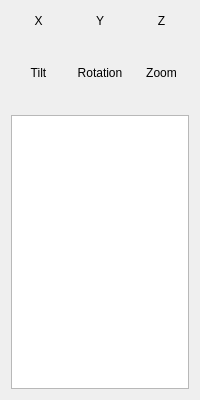
This is forminfo.ui in rosymaro/qt_pexviewer as Qt 5 draws it before an edit. The edited form follows.
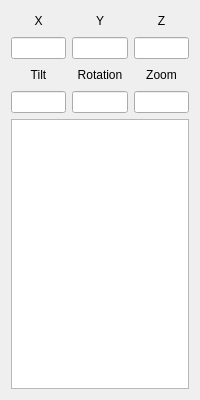
This is the edited form.

The edit to the form file:
```diff
--- a/forminfo.ui
+++ b/forminfo.ui
@@ -22,172 +22,6 @@
   <layout class="QVBoxLayout" name="verticalLayout">
    <item>
     <layout class="QGridLayout" name="gridLayout">
-     <item row="0" column="0">
-      <widget class="QLabel" name="label">
-       <property name="sizePolicy">
-        <sizepolicy hsizetype="Preferred" vsizetype="Fixed">
-         <horstretch>0</horstretch>
-         <verstretch>0</verstretch>
-        </sizepolicy>
-       </property>
-       <property name="minimumSize">
-        <size>
-         <width>0</width>
-         <height>20</height>
-        </size>
-       </property>
-       <property name="maximumSize">
-        <size>
-         <width>16777215</width>
-         <height>20</height>
-        </size>
-       </property>
-       <property name="text">
-        <string>X</string>
-       </property>
-       <property name="alignment">
-        <set>Qt::AlignCenter</set>
-       </property>
-      </widget>
-     </item>
-     <item row="3" column="2">
-      <widget class="QLabel" name="infoZoom">
-       <property name="sizePolicy">
-        <sizepolicy hsizetype="Preferred" vsizetype="Fixed">
-         <horstretch>0</horstretch>
-         <verstretch>0</verstretch>
-        </sizepolicy>
-       </property>
-       <property name="minimumSize">
-        <size>
-         <width>0</width>
-         <height>20</height>
-        </size>
-       </property>
-       <property name="text">
-        <string/>
-       </property>
-       <property name="alignment">
-        <set>Qt::AlignCenter</set>
-       </property>
-      </widget>
-     </item>
-     <item row="1" column="2">
-      <widget class="QLabel" name="pointZ">
-       <property name="sizePolicy">
-        <sizepolicy hsizetype="Preferred" vsizetype="Fixed">
-         <horstretch>0</horstretch>
-         <verstretch>0</verstretch>
-        </sizepolicy>
-       </property>
-       <property name="minimumSize">
-        <size>
-         <width>0</width>
-         <height>20</height>
-        </size>
-       </property>
-       <property name="text">
-        <string/>
-       </property>
-       <property name="alignment">
-        <set>Qt::AlignCenter</set>
-       </property>
-      </widget>
-     </item>
-     <item row="3" column="0">
-      <widget class="QLabel" name="infoTilt">
-       <property name="sizePolicy">
-        <sizepolicy hsizetype="Preferred" vsizetype="Fixed">
-         <horstretch>0</horstretch>
-         <verstretch>0</verstretch>
-        </sizepolicy>
-       </property>
-       <property name="minimumSize">
-        <size>
-         <width>0</width>
-         <height>20</height>
-        </size>
-       </property>
-       <property name="text">
-        <string/>
-       </property>
-       <property name="alignment">
-        <set>Qt::AlignCenter</set>
-       </property>
-      </widget>
-     </item>
-     <item row="3" column="1">
-      <widget class="QLabel" name="infoRot">
-       <property name="sizePolicy">
-        <sizepolicy hsizetype="Preferred" vsizetype="Fixed">
-         <horstretch>0</horstretch>
-         <verstretch>0</verstretch>
-        </sizepolicy>
-       </property>
-       <property name="minimumSize">
-        <size>
-         <width>0</width>
-         <height>20</height>
-        </size>
-       </property>
-       <property name="text">
-        <string/>
-       </property>
-       <property name="alignment">
-        <set>Qt::AlignCenter</set>
-       </property>
-      </widget>
-     </item>
-     <item row="1" column="1">
-      <widget class="QLabel" name="pointY">
-       <property name="sizePolicy">
-        <sizepolicy hsizetype="Preferred" vsizetype="Fixed">
-         <horstretch>0</horstretch>
-         <verstretch>0</verstretch>
-        </sizepolicy>
-       </property>
-       <property name="minimumSize">
-        <size>
-         <width>0</width>
-         <height>20</height>
-        </size>
-       </property>
-       <property name="text">
-        <string/>
-       </property>
-       <property name="alignment">
-        <set>Qt::AlignCenter</set>
-       </property>
-      </widget>
-     </item>
-     <item row="0" column="1">
-      <widget class="QLabel" name="label_2">
-       <property name="sizePolicy">
-        <sizepolicy hsizetype="Preferred" vsizetype="Fixed">
-         <horstretch>0</horstretch>
-         <verstretch>0</verstretch>
-        </sizepolicy>
-       </property>
-       <property name="minimumSize">
-        <size>
-         <width>0</width>
-         <height>20</height>
-        </size>
-       </property>
-       <property name="maximumSize">
-        <size>
-         <width>16777215</width>
-         <height>20</height>
-        </size>
-       </property>
-       <property name="text">
-        <string>Y</string>
-       </property>
-       <property name="alignment">
-        <set>Qt::AlignCenter</set>
-       </property>
-      </widget>
-     </item>
      <item row="0" column="2">
       <widget class="QLabel" name="label_4">
        <property name="sizePolicy">
@@ -216,56 +50,6 @@
        </property>
       </widget>
      </item>
-     <item row="1" column="0">
-      <widget class="QLabel" name="pointX">
-       <property name="sizePolicy">
-        <sizepolicy hsizetype="Preferred" vsizetype="Fixed">
-         <horstretch>0</horstretch>
-         <verstretch>0</verstretch>
-        </sizepolicy>
-       </property>
-       <property name="minimumSize">
-        <size>
-         <width>0</width>
-         <height>20</height>
-        </size>
-       </property>
-       <property name="maximumSize">
-        <size>
-         <width>16777215</width>
-         <height>20</height>
-        </size>
-       </property>
-       <property name="text">
-        <string/>
-       </property>
-       <property name="alignment">
-        <set>Qt::AlignCenter</set>
-       </property>
-      </widget>
-     </item>
-     <item row="2" column="0">
-      <widget class="QLabel" name="label_10">
-       <property name="sizePolicy">
-        <sizepolicy hsizetype="Preferred" vsizetype="Fixed">
-         <horstretch>0</horstretch>
-         <verstretch>0</verstretch>
-        </sizepolicy>
-       </property>
-       <property name="minimumSize">
-        <size>
-         <width>0</width>
-         <height>20</height>
-        </size>
-       </property>
-       <property name="text">
-        <string>Tilt</string>
-       </property>
-       <property name="alignment">
-        <set>Qt::AlignCenter</set>
-       </property>
-      </widget>
-     </item>
      <item row="2" column="1">
       <widget class="QLabel" name="label_11">
        <property name="sizePolicy">
@@ -310,6 +94,129 @@
        </property>
       </widget>
      </item>
+     <item row="0" column="1">
+      <widget class="QLabel" name="label_2">
+       <property name="sizePolicy">
+        <sizepolicy hsizetype="Preferred" vsizetype="Fixed">
+         <horstretch>0</horstretch>
+         <verstretch>0</verstretch>
+        </sizepolicy>
+       </property>
+       <property name="minimumSize">
+        <size>
+         <width>0</width>
+         <height>20</height>
+        </size>
+       </property>
+       <property name="maximumSize">
+        <size>
+         <width>16777215</width>
+         <height>20</height>
+        </size>
+       </property>
+       <property name="text">
+        <string>Y</string>
+       </property>
+       <property name="alignment">
+        <set>Qt::AlignCenter</set>
+       </property>
+      </widget>
+     </item>
+     <item row="1" column="1">
+      <widget class="QLineEdit" name="pos_y">
+       <property name="alignment">
+        <set>Qt::AlignCenter</set>
+       </property>
+      </widget>
+     </item>
+     <item row="3" column="2">
+      <widget class="QLineEdit" name="zoom">
+       <property name="alignment">
+        <set>Qt::AlignCenter</set>
+       </property>
+      </widget>
+     </item>
+     <item row="0" column="0">
+      <widget class="QLabel" name="label">
+       <property name="sizePolicy">
+        <sizepolicy hsizetype="Preferred" vsizetype="Fixed">
+         <horstretch>0</horstretch>
+         <verstretch>0</verstretch>
+        </sizepolicy>
+       </property>
+       <property name="minimumSize">
+        <size>
+         <width>0</width>
+         <height>20</height>
+        </size>
+       </property>
+       <property name="maximumSize">
+        <size>
+         <width>16777215</width>
+         <height>20</height>
+        </size>
+       </property>
+       <property name="text">
+        <string>X</string>
+       </property>
+       <property name="alignment">
+        <set>Qt::AlignCenter</set>
+       </property>
+      </widget>
+     </item>
+     <item row="3" column="0">
+      <widget class="QLineEdit" name="ang_tilt">
+       <property name="alignment">
+        <set>Qt::AlignCenter</set>
+       </property>
+      </widget>
+     </item>
+     <item row="2" column="0">
+      <widget class="QLabel" name="label_10">
+       <property name="sizePolicy">
+        <sizepolicy hsizetype="Preferred" vsizetype="Fixed">
+         <horstretch>0</horstretch>
+         <verstretch>0</verstretch>
+        </sizepolicy>
+       </property>
+       <property name="minimumSize">
+        <size>
+         <width>0</width>
+         <height>20</height>
+        </size>
+       </property>
+       <property name="text">
+        <string>Tilt</string>
+       </property>
+       <property name="alignment">
+        <set>Qt::AlignCenter</set>
+       </property>
+      </widget>
+     </item>
+     <item row="1" column="0">
+      <widget class="QLineEdit" name="pos_x">
+       <property name="inputMask">
+        <string/>
+       </property>
+       <property name="alignment">
+        <set>Qt::AlignCenter</set>
+       </property>
+      </widget>
+     </item>
+     <item row="3" column="1">
+      <widget class="QLineEdit" name="ang_rotation">
+       <property name="alignment">
+        <set>Qt::AlignCenter</set>
+       </property>
+      </widget>
+     </item>
+     <item row="1" column="2">
+      <widget class="QLineEdit" name="pos_z">
+       <property name="alignment">
+        <set>Qt::AlignCenter</set>
+       </property>
+      </widget>
+     </item>
     </layout>
    </item>
    <item>
```
Left out of the diff: 9 changed lines with no effect on the pictures.
